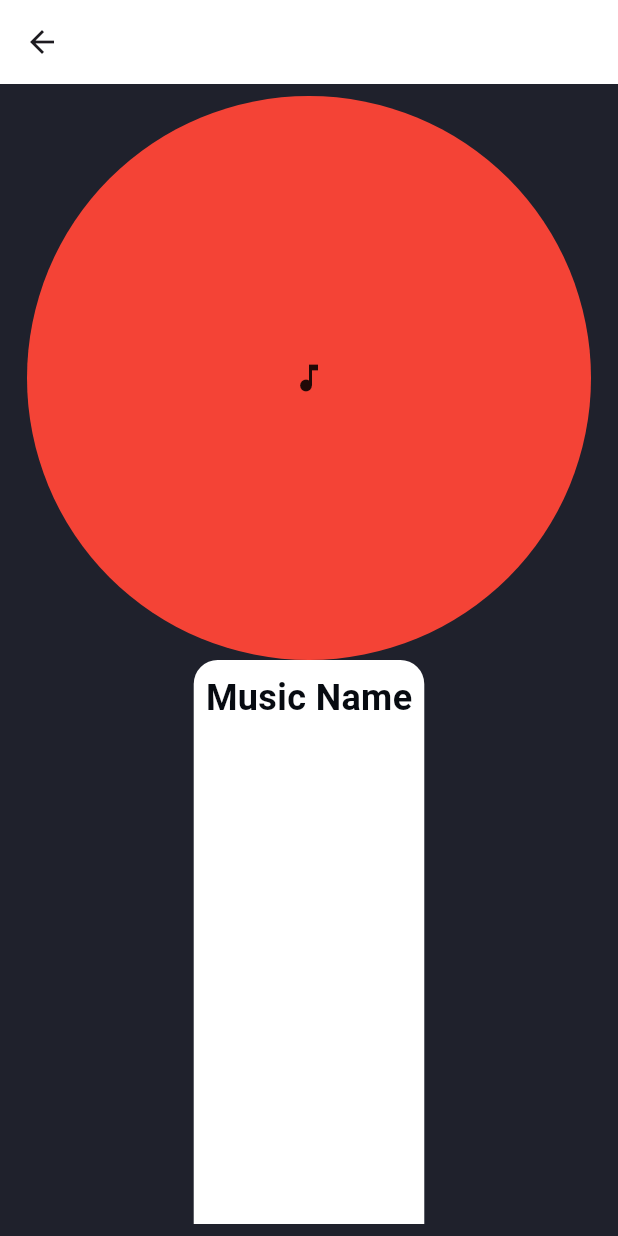
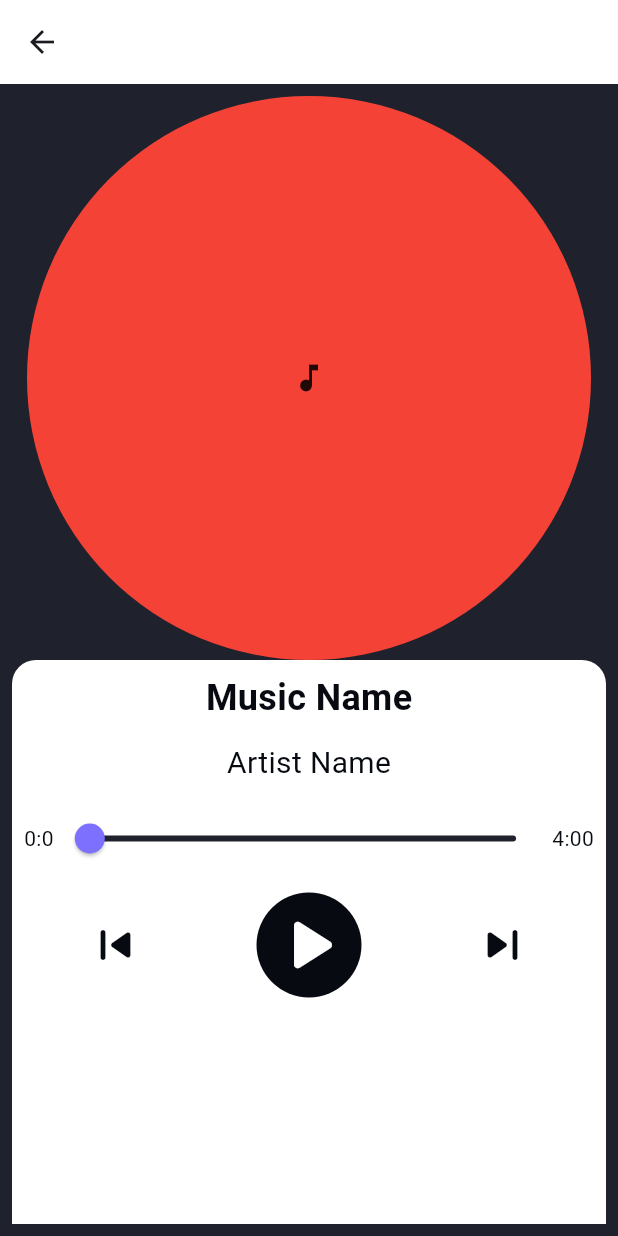
Before and after one commit to Faaiz-Muzzammil/Harmonic, a Flutter app: the Player screen opened directly, on a phone screen of 412 x 824 dp. Run offline on Flutter 3.47's test engine with Material 3 defaults, Android fonts, the phone set to English and light mode, and no system bars; our stand-ins replace file_picker, get, just_audio; Roboto replaces fonts that are missing (MyFont, regular).

Commit message:
Made Basic Player UI

```diff
--- a/music_player/lib/views/player.dart
+++ b/music_player/lib/views/player.dart
@@ -9,7 +9,9 @@ class Player extends StatelessWidget {
   Widget build(BuildContext context) {
     return Scaffold(
       backgroundColor: bgColor,
-      appBar: AppBar(backgroundColor: whiteColor,),
+      appBar: AppBar(
+        backgroundColor: whiteColor,
+      ),
       body: Padding(
         padding: const EdgeInsets.all(8.0),
         child: Column(
@@ -24,25 +26,90 @@ class Player extends StatelessWidget {
                 child: const Icon(Icons.music_note),
               ),
             ),
-
             Expanded(
                 child: Container(
+              alignment: Alignment.center,
               padding: EdgeInsets.all(8),
               decoration: BoxDecoration(
                   color: whiteColor,
-                  borderRadius: BorderRadius.vertical(
-                    top: Radius.circular(16)
-                  )
-                ),
+                  borderRadius:
+                      BorderRadius.vertical(top: Radius.circular(16))),
               child: Column(
                 children: [
-                    Text(
-                      "Music Name",
+                  Text("Music Name",
                       style: TextStyle(
                           fontWeight: FontWeight.bold,
                           color: bgDarkColor,
-                        fontSize: 24
+                          fontSize: 24)),
+                  const SizedBox(
+                    height: 12,
+                  ),
+                  Text("Artist Name",
+                      style: TextStyle(
+                          fontWeight: FontWeight.normal,
+                          color: bgDarkColor,
+                          fontSize: 20)),
+                  const SizedBox(
+                    height: 12,
+                  ),
+                  Row(
+                    children: [
+                      Text(
+                        "0:0",
+                        style: TextStyle(
+                          color: bgDarkColor,
+                        ),
+                      ),
+                      Expanded(
+                          child: Slider(
+                              thumbColor: sliderColor,
+                              inactiveColor: bgColor,
+                              activeColor: sliderColor,
+                              value: 0.0,
+                              onChanged: (newValue) {})),
+                      Text(
+                        "4:00",
+                        style: ourStyle(
+                          color: bgDarkColor,
+                        ),
                       )
+                    ],
+                  ),
+                  const SizedBox(
+                    height: 12,
+                  ),
+                  Row(
+                    mainAxisAlignment: MainAxisAlignment.spaceAround,
+                    children: [
+                      IconButton(
+                          onPressed: () {},
+                          icon: const Icon(
+                            Icons.skip_previous_rounded,
+                            size: 40,
+                            color: bgDarkColor,
+                          )),
+                      CircleAvatar(
+                        radius: 35,
+                        backgroundColor: bgDarkColor,
+                        child: Transform.scale(
+                            scale: 2.5,
+                            child: IconButton(
+                              onPressed: () {},
+                              icon: const Icon(
+                                Icons.play_arrow_rounded,
+                                color: whiteColor,
+                              ),
+                              )
+                            ),
+                      ),
+                      IconButton(
+                          onPressed: () {},
+                          icon: const Icon(
+                            Icons.skip_next_rounded,
+                            size: 40,
+                            color: bgDarkColor,
+                          ))
+                    ],
                   )
                 ],
               ),
```
Lines whose indentation alone changed are shown as unchanged.
